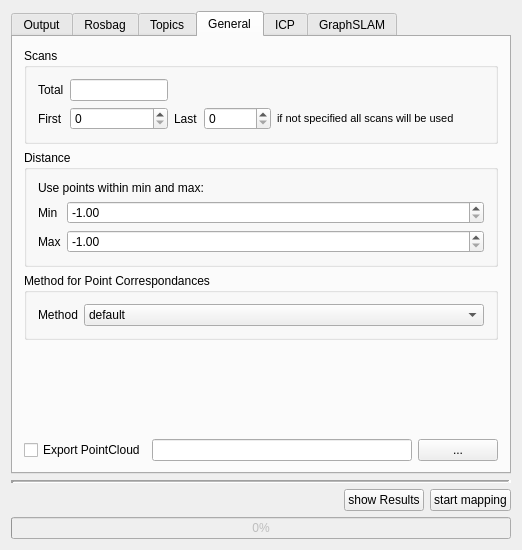
Before: the Qt Designer form src/grabe_mapping/src/rqt_plugin/gui_plugin.ui in JannikGrabe/grabe_mapping, drawn with Qt 5.
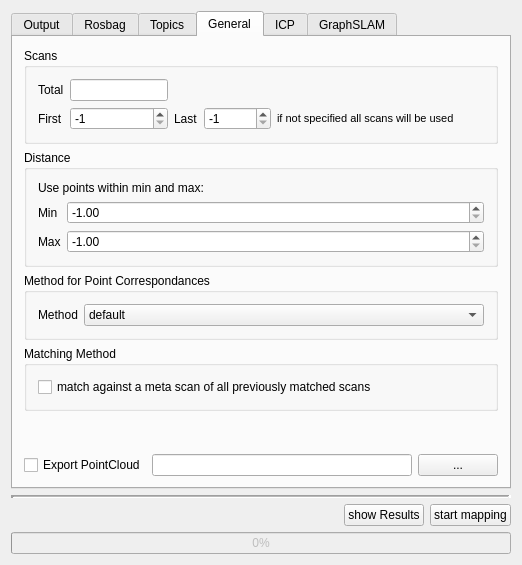
After: the same form once the commit is applied. The open tabs and pages were chosen to show the change.

Commit message: added all parameters to Mapping class

What changed in the file:
```diff
--- a/src/grabe_mapping/src/rqt_plugin/gui_plugin.ui
+++ b/src/grabe_mapping/src/rqt_plugin/gui_plugin.ui
@@ -7,7 +7,7 @@
     <x>0</x>
     <y>0</y>
     <width>522</width>
-    <height>550</height>
+    <height>565</height>
    </rect>
   </property>
   <property name="windowTitle">
@@ -290,9 +290,15 @@
             <layout class="QGridLayout" name="gridLayout_2">
              <item row="1" column="4">
               <widget class="QSpinBox" name="sb_last">
+               <property name="minimum">
+                <number>-1</number>
+               </property>
                <property name="maximum">
                 <number>1000000</number>
                </property>
+               <property name="value">
+                <number>-1</number>
+               </property>
               </widget>
              </item>
              <item row="1" column="0">
@@ -318,9 +324,15 @@
              </item>
              <item row="1" column="1">
               <widget class="QSpinBox" name="sb_first">
+               <property name="minimum">
+                <number>-1</number>
+               </property>
                <property name="maximum">
                 <number>1000000</number>
                </property>
+               <property name="value">
+                <number>-1</number>
+               </property>
               </widget>
              </item>
              <item row="1" column="6">
@@ -453,6 +465,22 @@
             </layout>
            </widget>
           </item>
+          <item>
+           <widget class="QGroupBox" name="groupBox">
+            <property name="title">
+             <string>Matching Method</string>
+            </property>
+            <layout class="QGridLayout" name="gridLayout">
+             <item row="0" column="0">
+              <widget class="QCheckBox" name="checkBox">
+               <property name="text">
+                <string>match against a meta scan of all previously matched scans</string>
+               </property>
+              </widget>
+             </item>
+            </layout>
+           </widget>
+          </item>
           <item>
            <spacer name="vs5">
             <property name="orientation">
```
Left out of the diff: 4 changed lines with no effect on the pictures. The commit also changes 2 other files.
